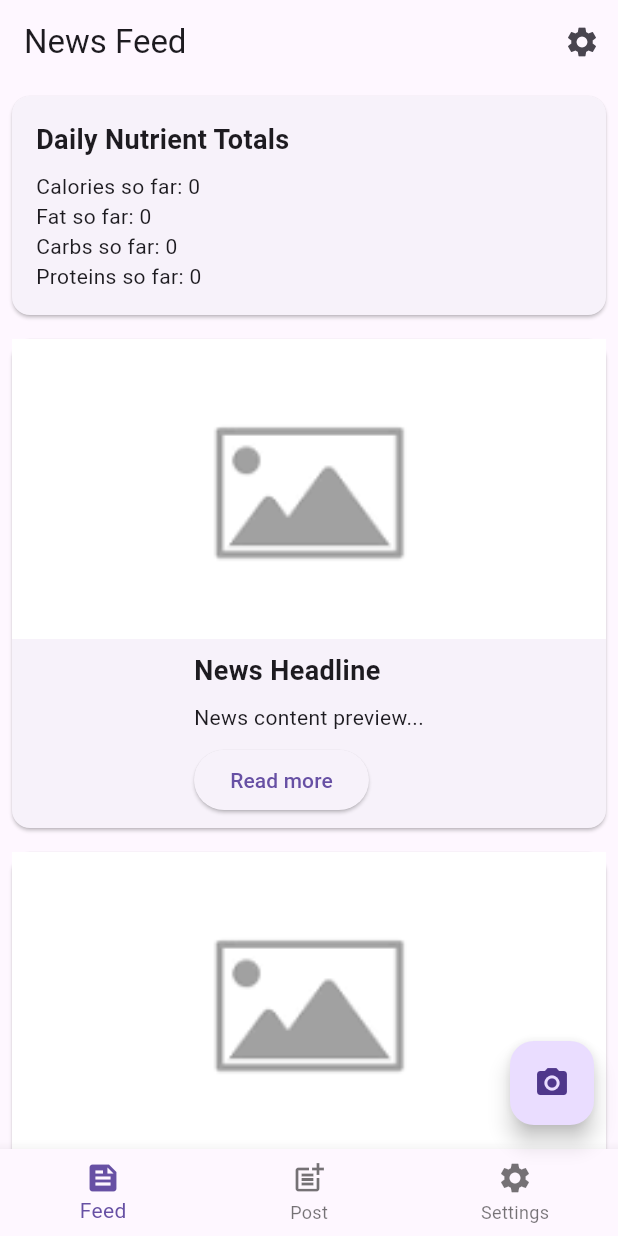
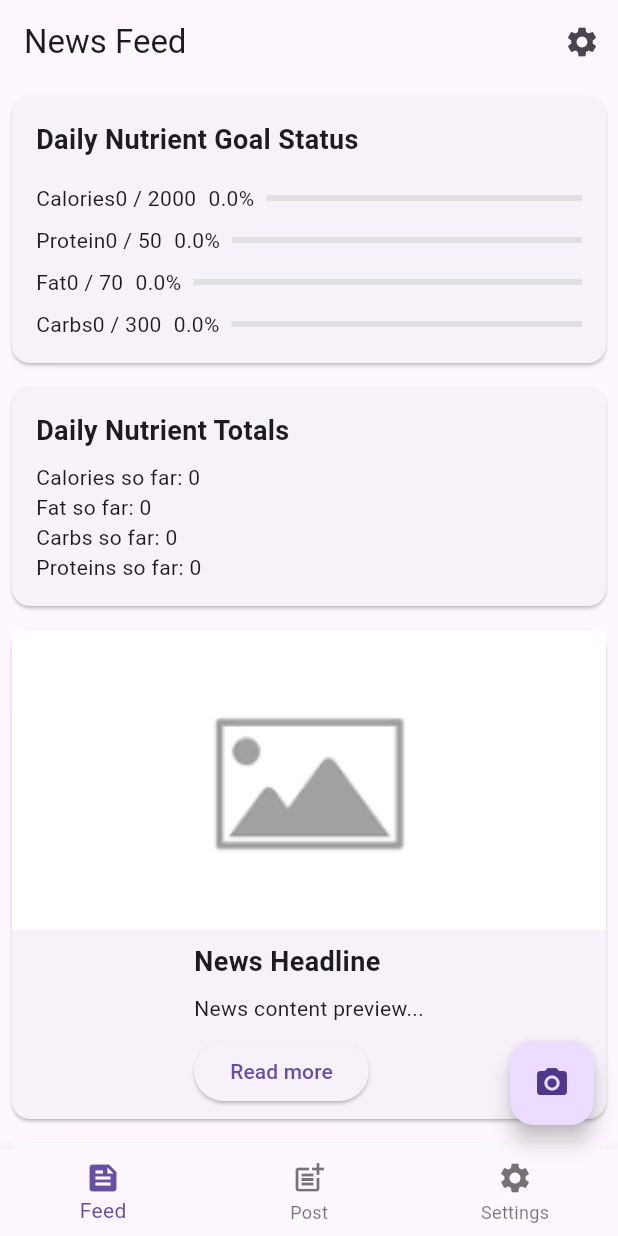
Before and after one commit to munenecarl/Kaa-Rada, a Flutter app: the FeedPage screen opened directly, on a phone screen of 412 x 824 dp. Run offline on Flutter 3.47's test engine with Material 3 defaults, Android fonts, the light colour scheme and no system bars; our stand-ins replace flutter_bloc, flutter_dotenv, flutter_secure_storage, image_picker, shared_preferences, supabase_flutter; missing offline and left inert: tflite_flutter; accounts and stored records are empty.

Commit message:
added Goal status card

```diff
--- /dev/null
+++ b/lib/bloc/nutrition/nutrition_bloc.dart
@@ -0,0 +1,63 @@
+import 'package:flutter_bloc/flutter_bloc.dart';
+import 'package:shared_preferences/shared_preferences.dart';
+import '../nutrition/nutrition_event.dart';
+import '../nutrition/nutrition_state.dart';
+
+class NutritionBloc extends Bloc<NutritionEvent, NutritionState> {
+  NutritionBloc() : super(NutritionState(
+    dailyNutrition: DailyNutrition(calories: 0, protein: 0, fat: 0, carbs: 0),
+    nutritionGoals: NutritionGoals(caloriesGoal: 0, proteinGoal: 0, fatGoal: 0, carbsGoal: 0)
+  )) {
+    _initializeNutritionData();
+
+    on<UpdateDailyNutrition>((event, emit) {
+      emit(state.copyWith(dailyNutrition: event.nutrition));
+      _saveDailyNutrition(event.nutrition);
+    });
+
+    on<UpdateNutritionGoals>((event, emit) {
+      emit(state.copyWith(nutritionGoals: event.goals));
+    });
+  }
+
+  Future<void> _initializeNutritionData() async {
+    final prefs = await SharedPreferences.getInstance();
+
+    // Fetch and calculate daily goals
+    final weeklyCalories = prefs.getInt('weekly_calories') ?? 14000;
+    final weeklyProtein = prefs.getInt('weekly_protein') ?? 350;
+    final weeklyFat = prefs.getInt('weekly_fat') ?? 490;
+    final weeklyCarbs = prefs.getInt('weekly_carbs') ?? 2100;
+
+    final goals = NutritionGoals(
+      caloriesGoal: weeklyCalories / 7,
+      proteinGoal: weeklyProtein / 7,
+      fatGoal: weeklyFat / 7,
+      carbsGoal: weeklyCarbs / 7,
+    );
+
+    // Fetch daily totals
+    final dailyCalories = prefs.getInt('daily_calories') ?? 0;
+    final dailyProtein = prefs.getInt('daily_proteins') ?? 0;
+    final dailyFat = prefs.getInt('daily_fat') ?? 0;
+    final dailyCarbs = prefs.getInt('daily_carbs') ?? 0;
+
+    final dailyNutrition = DailyNutrition(
+      calories: dailyCalories.toDouble(),
+      protein: dailyProtein.toDouble(),
+      fat: dailyFat.toDouble(),
+      carbs: dailyCarbs.toDouble(),
+    );
+
+    add(UpdateNutritionGoals(goals));
+    add(UpdateDailyNutrition(dailyNutrition));
+  }
+
+  Future<void> _saveDailyNutrition(DailyNutrition nutrition) async {
+    final prefs = await SharedPreferences.getInstance();
+    await prefs.setInt('daily_calories', nutrition.calories.round());
+    await prefs.setInt('daily_proteins', nutrition.protein.round());
+    await prefs.setInt('daily_fat', nutrition.fat.round());
+    await prefs.setInt('daily_carbs', nutrition.carbs.round());
+  }
+}
--- /dev/null
+++ b/lib/bloc/nutrition/nutrition_event.dart
@@ -0,0 +1,13 @@
+import '../nutrition/nutrition_state.dart';
+
+abstract class NutritionEvent {}
+
+class UpdateDailyNutrition extends NutritionEvent {
+  final DailyNutrition nutrition;
+  UpdateDailyNutrition(this.nutrition);
+}
+
+class UpdateNutritionGoals extends NutritionEvent {
+  final NutritionGoals goals;
+  UpdateNutritionGoals(this.goals);
+}
--- /dev/null
+++ b/lib/bloc/nutrition/nutrition_state.dart
@@ -0,0 +1,46 @@
+import 'package:flutter_bloc/flutter_bloc.dart';
+import '../nutrition/nutrition_event.dart';
+
+class NutritionState {
+  final DailyNutrition dailyNutrition;
+  final NutritionGoals nutritionGoals;
+
+  NutritionState({required this.dailyNutrition, required this.nutritionGoals});
+
+  NutritionState copyWith({
+    DailyNutrition? dailyNutrition,
+    NutritionGoals? nutritionGoals,
+  }) {
+    return NutritionState(
+      dailyNutrition: dailyNutrition ?? this.dailyNutrition,
+      nutritionGoals: nutritionGoals ?? this.nutritionGoals,
+    );
+  }
+
+  double getPercentage(double current, double goal) {
+    return (current / goal * 100).clamp(0, 100);
+  }
+
+  double get caloriesPercentage => getPercentage(dailyNutrition.calories, nutritionGoals.caloriesGoal);
+  double get proteinPercentage => getPercentage(dailyNutrition.protein, nutritionGoals.proteinGoal);
+  double get fatPercentage => getPercentage(dailyNutrition.fat, nutritionGoals.fatGoal);
+  double get carbsPercentage => getPercentage(dailyNutrition.carbs, nutritionGoals.carbsGoal);
+}
+
+class DailyNutrition {
+  final double calories;
+  final double protein;
+  final double fat;
+  final double carbs;
+
+  DailyNutrition({required this.calories, required this.protein, required this.fat, required this.carbs});
+}
+
+class NutritionGoals {
+  final double caloriesGoal;
+  final double proteinGoal;
+  final double fatGoal;
+  final double carbsGoal;
+
+  NutritionGoals({required this.caloriesGoal, required this.proteinGoal, required this.fatGoal, required this.carbsGoal});
+}
--- a/lib/main.dart
+++ b/lib/main.dart
@@ -5,6 +5,7 @@ import 'package:flutter_dotenv/flutter_dotenv.dart';
 import 'bloc/auth/auth_bloc.dart';
 import 'bloc/auth/auth_event.dart';
 import 'bloc/auth/auth_state.dart' as app_auth_state;
+import 'bloc/nutrition/nutrition_bloc.dart';  // Add this import
 import 'pages/login_page.dart';
 import 'pages/feed_page.dart';
 import 'services/supabase_auth_service.dart';
@@ -29,14 +30,21 @@ class MyApp extends StatelessWidget {
 
   @override
   Widget build(BuildContext context) {
-    return BlocProvider(
+    return MultiBlocProvider(
+      providers: [
+        BlocProvider(
           create: (context) {
             final authBloc = AuthBloc(
               SupabaseAuthService(Supabase.instance.client),
             );
-        authBloc.add(CheckAuthStatus()); // Check auth status when app starts
+            authBloc.add(CheckAuthStatus());
             return authBloc;
           },
+        ),
+        BlocProvider(
+          create: (context) => NutritionBloc(),  // Add this provider
+        ),
+      ],
       child: MaterialApp(
         title: 'Kaa Rada',
         theme: ThemeData(
--- a/lib/pages/feed_page.dart
+++ b/lib/pages/feed_page.dart
@@ -7,6 +7,9 @@ import 'dart:io';
 import 'settings_page.dart';
 import 'package:supabase_flutter/supabase_flutter.dart';
 import 'package:shared_preferences/shared_preferences.dart';
+import '../bloc/nutrition/nutrition_bloc.dart';
+import 'package:flutter_bloc/flutter_bloc.dart';
+import '../bloc/nutrition/nutrition_state.dart';
 
 class FeedPage extends StatefulWidget {
   const FeedPage({Key? key}) : super(key: key);
@@ -367,6 +370,7 @@ class _FeedPageState extends State<FeedPage> {
       ),
       body: ListView(
         children: [
+          NutrientGoalStatusWidget(),  // Add this line
           _buildDailyNutrientsCard(),
           _buildNewsItem(),
           _buildNewsItem(),
@@ -482,3 +486,57 @@ class _FeedPageState extends State<FeedPage> {
     );
   }
 }
+
+class NutrientGoalStatusWidget extends StatelessWidget {
+  const NutrientGoalStatusWidget({Key? key}) : super(key: key);
+
+  @override
+  Widget build(BuildContext context) {
+    return BlocBuilder<NutritionBloc, NutritionState>(
+      builder: (context, nutritionState) {
+        return Card(
+          margin: EdgeInsets.all(8.0),
+          child: Padding(
+            padding: EdgeInsets.all(16.0),
+            child: Column(
+              crossAxisAlignment: CrossAxisAlignment.start,
+              children: [
+                Text('Daily Nutrient Goal Status', style: TextStyle(fontSize: 18, fontWeight: FontWeight.bold)),
+                SizedBox(height: 16),
+                _buildNutrientProgressRow('Calories', nutritionState.dailyNutrition.calories, nutritionState.nutritionGoals.caloriesGoal, nutritionState.caloriesPercentage),
+                SizedBox(height: 8),
+                _buildNutrientProgressRow('Protein', nutritionState.dailyNutrition.protein, nutritionState.nutritionGoals.proteinGoal, nutritionState.proteinPercentage),
+                SizedBox(height: 8),
+                _buildNutrientProgressRow('Fat', nutritionState.dailyNutrition.fat, nutritionState.nutritionGoals.fatGoal, nutritionState.fatPercentage),
+                SizedBox(height: 8),
+                _buildNutrientProgressRow('Carbs', nutritionState.dailyNutrition.carbs, nutritionState.nutritionGoals.carbsGoal, nutritionState.carbsPercentage),
+              ],
+            ),
+          ),
+        );
+      },
+    );
+  }
+
+  Widget _buildNutrientProgressRow(String nutrient, double current, double goal, double percentage) {
+    return Row(
+      mainAxisAlignment: MainAxisAlignment.spaceBetween,
+      children: [
+        Text(nutrient),
+        Text('${current.round()} / ${goal.round()}'),
+        SizedBox(width: 8),
+        Text('${percentage.toStringAsFixed(1)}%'),
+        SizedBox(width: 8),
+        Expanded(
+          child: LinearProgressIndicator(
+            value: percentage / 100,
+            backgroundColor: Colors.grey[300],
+            valueColor: AlwaysStoppedAnimation<Color>(
+              percentage > 100 ? Colors.red : Colors.green,
+            ),
+          ),
+        ),
+      ],
+    );
+  }
+}
```
Lines whose indentation alone changed are shown as unchanged.
